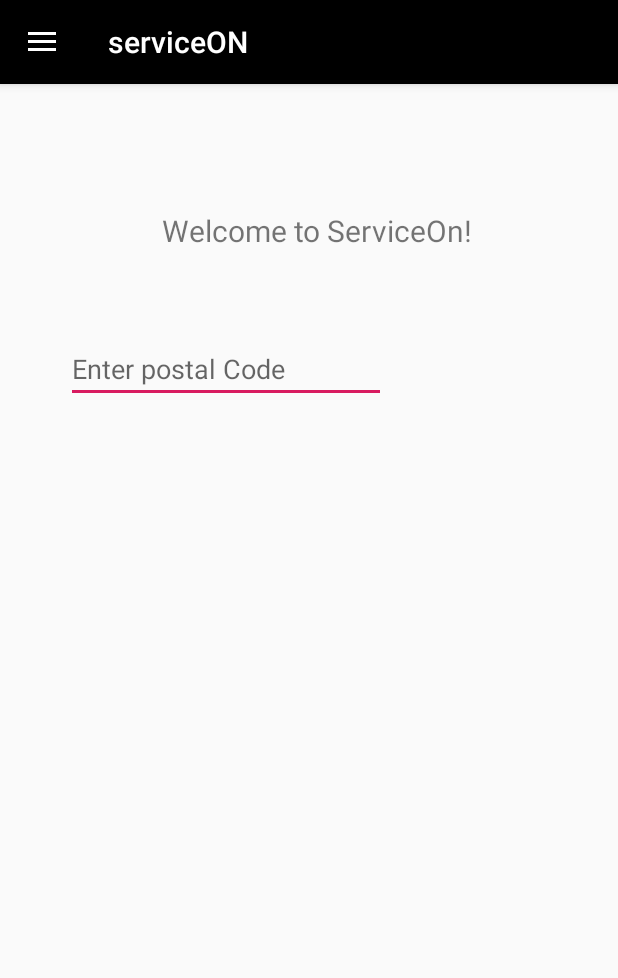
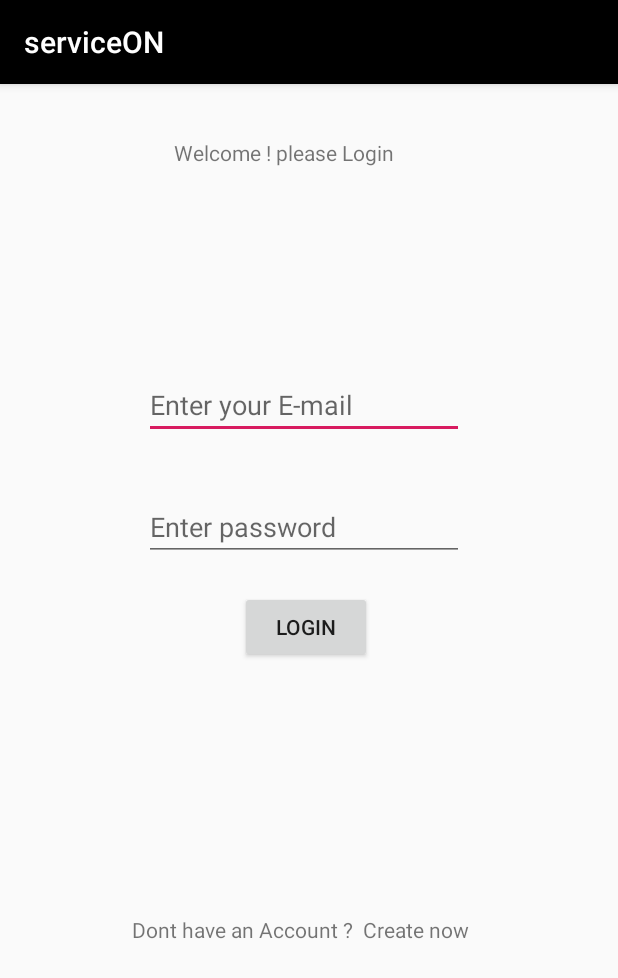
Before and after one commit to Nimitlambton/ServiceOnPassenger, an Android app: the screen it shows after launch (MainActivity before the commit, LoginActivity after it), on a phone screen of 412 x 824 dp. Shown: the top 978 px of the screen. Run offline under Robolectric (Android 15) with nearby library versions, the phone set to English and light mode, and no system bars.

```diff
--- a/app/build.gradle
+++ b/app/build.gradle
@@ -121,8 +121,6 @@ dependencies {
     kapt "androidx.lifecycle:lifecycle-compiler:$rootProject.archLifecycleVersion"
 
 
-
-
     // Import the BoM for the Firebase platform
     implementation platform('com.google.firebase:firebase-bom:26.5.0')
 
--- a/app/src/main/java/com/lambtonserviceon/AppActivity/ProfileDetails.kt
+++ b/app/src/main/java/com/lambtonserviceon/AppActivity/ProfileDetails.kt
@@ -57,10 +57,6 @@ class ProfileDetails : AppCompatActivity() {
 
 
 
-
-
-
-
           button = findViewById(R.id.dpBtn)
          button.setText("+");
          button.setOnClickListener {
@@ -88,7 +84,7 @@ class ProfileDetails : AppCompatActivity() {
             val firstname = firstName.text.toString()
             val lastname = lastName.text.toString()
 
-            val userDetails = UserDetails(0,firstname,lastname,imgData)
+            val userDetails = UserDetails(0,firstname,lastname,"dummy" , "dummy", imgData)
 
             UserDetailsViewModel.insert(userDetails)
 
--- /dev/null
+++ b/app/src/main/java/com/lambtonserviceon/LoginActivity.kt
@@ -0,0 +1,46 @@
+package com.lambtonserviceon
+
+import android.content.Intent
+import android.os.Bundle
+import android.widget.Button
+import android.widget.EditText
+import android.widget.TextView
+import androidx.appcompat.app.AppCompatActivity
+
+
+class LoginActivity : AppCompatActivity() {
+
+
+    lateinit var email : EditText
+    lateinit var  password :EditText
+    lateinit var loginBtn :Button
+    lateinit var createAccount : TextView
+    override fun onCreate(savedInstanceState: Bundle?) {
+        super.onCreate(savedInstanceState)
+        setContentView(R.layout.activity_login)
+
+
+        email = findViewById(R.id.Email)
+        password =  findViewById(R.id.password)
+        loginBtn = findViewById(R.id.loginbtn)
+        createAccount = findViewById(R.id.CreateAcc)
+
+
+
+
+        createAccount.linksClickable = true
+
+
+        createAccount.setOnClickListener {
+
+            val goto = Intent(this, RegisterActivity::class.java)
+            startActivity(goto)
+
+
+        }
+
+
+
+    }
+
+}
--- a/app/src/main/java/com/lambtonserviceon/dbConfig/userDetails/userDeatilsDatabase.kt
+++ b/app/src/main/java/com/lambtonserviceon/dbConfig/userDetails/userDeatilsDatabase.kt
@@ -8,7 +8,7 @@ import androidx.sqlite.db.SupportSQLiteDatabase
 import kotlinx.coroutines.CoroutineScope
 import kotlinx.coroutines.launch
 
-@Database(entities = arrayOf(UserDetails::class), version = 1, exportSchema = false)
+@Database(entities = arrayOf(UserDetails::class), version = 2, exportSchema = false)
 
 abstract  class  userDeatilsDatabase :RoomDatabase () {
 
@@ -26,7 +26,7 @@ abstract  class  userDeatilsDatabase :RoomDatabase () {
             INSTANCE?.let { database ->
                 scope.launch {
 
-                    var fee = database.userDeatilsDao()
+                    var user = database.userDeatilsDao()
                     // Delete all content here.
                      // fee.deleteAll()
 
--- a/app/src/main/java/com/lambtonserviceon/dbConfig/userDetails/userDetails.kt
+++ b/app/src/main/java/com/lambtonserviceon/dbConfig/userDetails/userDetails.kt
@@ -11,6 +11,8 @@ class UserDetails(
     @PrimaryKey(autoGenerate = true) @ColumnInfo(name="cardId") val UserId:Int,
     @ColumnInfo(name="FirstName") val FirstName:String,
     @ColumnInfo(name="LastName") val LastNmae:String,
+    @ColumnInfo(name="Email") val Email:String,
+    @ColumnInfo(name="Password") val Password:String,
     @ColumnInfo(name="UserImg") val UserImg:String
 
     )
--- /dev/null
+++ b/app/src/main/res/layout/activity_login.xml
@@ -0,0 +1,63 @@
+<?xml version="1.0" encoding="utf-8"?>
+<androidx.constraintlayout.widget.ConstraintLayout xmlns:android="http://schemas.android.com/apk/res/android"
+    xmlns:app="http://schemas.android.com/apk/res-auto"
+    xmlns:tools="http://schemas.android.com/tools"
+    android:layout_width="match_parent"
+    android:layout_height="match_parent"
+    tools:context=".LoginActivity">
+
+    <TextView
+        android:id="@+id/textView14"
+        android:layout_width="wrap_content"
+        android:layout_height="wrap_content"
+        android:layout_marginStart="116dp"
+        android:layout_marginTop="36dp"
+        android:text="Welcome ! please Login "
+        app:layout_constraintStart_toStartOf="parent"
+        app:layout_constraintTop_toTopOf="parent" />
+
+    <EditText
+        android:id="@+id/Email"
+        android:layout_width="wrap_content"
+        android:layout_height="wrap_content"
+        android:layout_marginStart="96dp"
+        android:layout_marginTop="136dp"
+        android:ems="10"
+        android:hint="Enter your E-mail"
+        android:inputType="textEmailAddress"
+        app:layout_constraintStart_toStartOf="parent"
+        app:layout_constraintTop_toBottomOf="@+id/textView14" />
+
+    <EditText
+        android:id="@+id/password"
+        android:layout_width="wrap_content"
+        android:layout_height="wrap_content"
+        android:layout_marginStart="96dp"
+        android:layout_marginTop="36dp"
+        android:ems="10"
+        android:hint="Enter password"
+        android:inputType="textPassword"
+        app:layout_constraintStart_toStartOf="parent"
+        app:layout_constraintTop_toBottomOf="@+id/Email" />
+
+    <Button
+        android:id="@+id/loginbtn"
+        android:layout_width="wrap_content"
+        android:layout_height="wrap_content"
+        android:layout_marginStart="160dp"
+        android:layout_marginTop="20dp"
+        android:text="Login"
+        app:layout_constraintStart_toStartOf="parent"
+        app:layout_constraintTop_toBottomOf="@+id/password" />
+
+    <TextView
+        android:id="@+id/CreateAcc"
+        android:layout_width="wrap_content"
+        android:layout_height="wrap_content"
+        android:layout_marginStart="88dp"
+        android:layout_marginTop="168dp"
+        android:text="Dont have an Account ?  Create now"
+        app:layout_constraintStart_toStartOf="parent"
+        app:layout_constraintTop_toBottomOf="@+id/loginbtn" />
+
+</androidx.constraintlayout.widget.ConstraintLayout>
--- a/app/src/main/res/layout/activity_update_user_details.xml
+++ b/app/src/main/res/layout/activity_update_user_details.xml
@@ -18,7 +18,7 @@
         app:layout_constraintStart_toStartOf="parent" />
 
     <EditText
-        android:id="@+id/FirstName"
+        android:id="@+id/firstname"
         android:layout_width="wrap_content"
         android:layout_height="wrap_content"
         android:layout_marginEnd="60dp"
```
Also changed, not shown: app/src/main/AndroidManifest.xml (+16 -8 lines), app/src/main/java/com/lambtonserviceon/AppActivity/updateUserDetails.kt (+5 -3 lines), app/src/main/java/com/lambtonserviceon/RegisterActivity.kt (added, +137 -0 lines), app/src/main/res/layout/activity_register.xml (added, +105 -0 lines).
